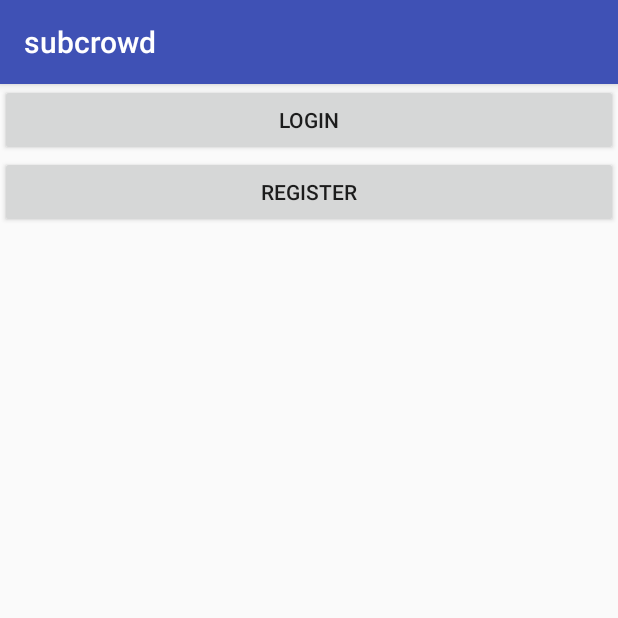
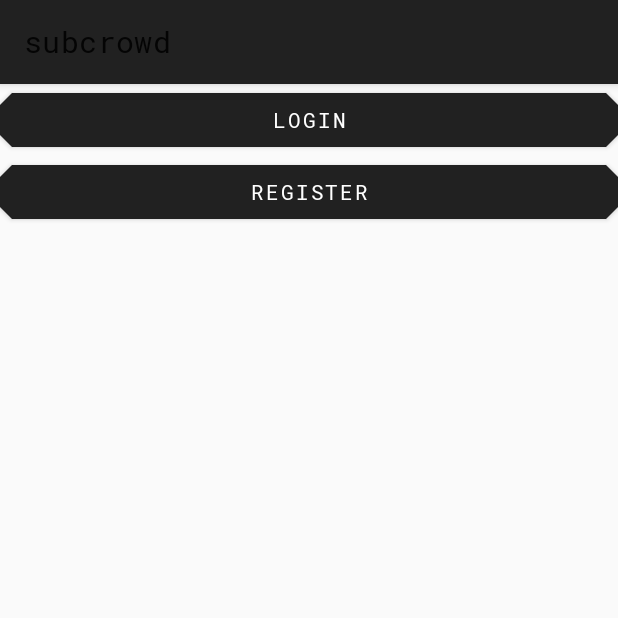
Before and after one commit to aditya1994/SubCrowd, an Android app: the screen it shows after launch (ChooseLoginRegistrationActivity), on a phone screen of 412 x 824 dp, the top half of it. Run offline under Robolectric (Android 15) with nearby library versions, the phone set to English and light mode, and no system bars.

Commit message:
Added Material desgin

```diff
--- a/TinderClone-master/app/build.gradle
+++ b/TinderClone-master/app/build.gradle
@@ -36,6 +36,8 @@ dependencies {
     implementation 'com.github.bumptech.glide:glide:3.7.0'
     implementation 'com.lorentzos.swipecards:library:1.0.9'
     implementation 'com.google.firebase:firebase-core:17.0.0'
+    implementation 'com.google.android.material:material:1.1.0-alpha03'
+
     testImplementation 'junit:junit:4.12'
 }
 
--- a/TinderClone-master/app/src/main/res/values/colors.xml
+++ b/TinderClone-master/app/src/main/res/values/colors.xml
@@ -3,4 +3,6 @@
     <color name="colorPrimary">#3F51B5</color>
     <color name="colorPrimaryDark">#303F9F</color>
     <color name="colorAccent">#FF4081</color>
+    <color name="background">#FAFAFA</color>
+    <color name="colorSecondary">#2962FF</color>
 </resources>
--- a/TinderClone-master/app/src/main/res/values/styles.xml
+++ b/TinderClone-master/app/src/main/res/values/styles.xml
@@ -1,11 +1,54 @@
 <resources>
 
     <!-- Base application theme. -->
-    <style name="AppTheme" parent="Theme.AppCompat.Light.DarkActionBar">
-        <!-- Customize your theme here. -->
-        <item name="colorPrimary">@color/colorPrimary</item>
-        <item name="colorPrimaryDark">@color/colorPrimaryDark</item>
-        <item name="colorAccent">@color/colorAccent</item>
+    <!--<style name="AppTheme" parent="Theme.AppCompat.Light.DarkActionBar">-->
+        <!--&lt;!&ndash; Customize your theme here. &ndash;&gt;-->
+        <!--<item name="colorPrimary">@color/colorPrimary</item>-->
+        <!--<item name="colorPrimaryDark">@color/colorPrimaryDark</item>-->
+        <!--<item name="colorAccent">@color/colorAccent</item>-->
+    <!--</style>-->
+    <style name="AppTheme" parent="Theme.MaterialComponents.Light">
+        <!-- Add attributes here -->
+        <item name="colorPrimary">#212121</item>
+        <item name="colorPrimaryVariant">#000000</item>
+        <item name="colorOnPrimary">#FFFFFF</item>
+        <item name="colorSecondary">#2962FF</item>
+        <item name="colorSecondaryVariant">#0039CB</item>
+        <item name="colorOnSecondary">#FFFFFF</item>
+        <item name="colorError">#F44336</item>
+        <item name="colorOnError">#FFFFFF</item>
+        <item name="colorSurface">#FFFFFF</item>
+        <item name="colorOnSurface">#212121</item>
+        <item name="android:colorBackground">@color/background</item>
+        <item name="colorOnBackground">#212121</item>
+        <item name="fontFamily">@font/roboto_mono_regular</item>
+        <item name="android:fontFamily">@font/roboto_mono_medium</item>
+        <item name="materialCardViewStyle">@style/AppCard</item>
+        <item name="shapeAppearanceSmallComponent">@style/AppShapeAppearance.SmallComponent</item>
+        <item name="shapeAppearanceMediumComponent">@style/AppShapeAppearance.MediumComponent</item>
+
+    </style>
+    <style name="AppShapeAppearance.SmallComponent" parent="ShapeAppearance.MaterialComponents.SmallComponent">
+        <item name="cornerFamily">cut</item>
+        <item name="cornerSize">8dp</item>
+    </style>
+    <style name="AppShapeAppearance.MediumComponent" parent="ShapeAppearance.MaterialComponents.MediumComponent">
+        <item name="cornerFamily">cut</item>
+        <item name="cornerSize">8dp</item>
+
+        <item name="materialButtonStyle">@style/AppButton</item>
+    </style>
+    <style name="AppButton" parent="Widget.MaterialComponents.Button">
+        <item name="backgroundTint">?attr/colorSecondary</item>
+
+        <item name="textInputStyle">@style/AppTextField</item>
     </style>
 
+    <style name="AppTextField" parent="Widget.MaterialComponents.TextInputLayout.FilledBox">
+        <item name="boxBackgroundColor">@color/colorSecondary</item>
+    </style>
+    <style name="AppCard" parent="Widget.MaterialComponents.CardView">
+        <item name="cardElevation">8dp</item>
+    </style>
+    <!--<style name="AppBottomNavigation" parent="Widget.MaterialComponents.BottomNavigation.Colored" />-->
 </resources>
--- a/TinderClone-master/build.gradle
+++ b/TinderClone-master/build.gradle
@@ -4,11 +4,11 @@ buildscript {
     repositories {
         jcenter()
         google()
+
     }
     dependencies {
-        classpath 'com.android.tools.build:gradle:3.0.1'
-        classpath 'com.google.gms:google-services:3.1.0'
-
+        classpath 'com.android.tools.build:gradle:3.4.1'
+        classpath 'com.google.gms:google-services:4.2.0'
         // NOTE: Do not place your application dependencies here; they belong
         // in the individual module build.gradle files
     }
--- a/TinderClone-master/gradle.properties
+++ b/TinderClone-master/gradle.properties
@@ -10,7 +10,8 @@
 # Specifies the JVM arguments used for the daemon process.
 # The setting is particularly useful for tweaking memory settings.
 org.gradle.jvmargs=-Xmx1536m
-
+android.useAndroidX=true
+android.enableJetifier=true
 # When configured, Gradle will run in incubating parallel mode.
 # This option should only be used with decoupled projects. More details, visit
 # http://www.gradle.org/docs/current/userguide/multi_project_builds.html#sec:decoupled_projects
```
Also changed, not shown: TinderClone-master/app/src/main/res/font/roboto_mono_light.ttf (added), TinderClone-master/app/src/main/res/font/roboto_mono_medium.ttf (added), TinderClone-master/app/src/main/res/font/roboto_mono_regular.ttf (added), TinderClone-master/gradle/wrapper/gradle-wrapper.properties.
